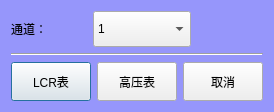
Old version of the form UiFiles/clsNewSetup.ui in the repository caicaiking/WKELightWave.
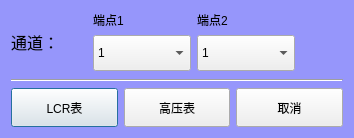
New version of the form. Icons and pictures are not drawn.

```diff
--- a/UiFiles/clsNewSetup.ui
+++ b/UiFiles/clsNewSetup.ui
@@ -6,8 +6,8 @@
    <rect>
     <x>0</x>
     <y>0</y>
-    <width>262</width>
-    <height>112</height>
+    <width>354</width>
+    <height>138</height>
    </rect>
   </property>
   <property name="windowTitle">
@@ -23,8 +23,10 @@
 	background-color:rgb(150,150,251);
 }</string>
   </property>
-  <layout class="QGridLayout" name="gridLayout">
-   <item row="0" column="0">
+  <layout class="QVBoxLayout" name="verticalLayout">
+   <item>
+    <layout class="QHBoxLayout" name="horizontalLayout_3">
+     <item>
     <layout class="QHBoxLayout" name="horizontalLayout">
      <item>
       <widget class="QLabel" name="label">
@@ -34,6 +36,15 @@
          <height>0</height>
         </size>
        </property>
+         <property name="font">
+          <font>
+           <family>楷体</family>
+           <pointsize>12</pointsize>
+           <weight>50</weight>
+           <italic>false</italic>
+           <bold>false</bold>
+          </font>
+         </property>
        <property name="styleSheet">
         <string notr="true">font: 12pt &quot;楷体&quot;;</string>
        </property>
@@ -43,9 +54,43 @@
       </widget>
      </item>
      <item>
-      <widget class="QComboBox" name="cmbChannel">
+        <layout class="QFormLayout" name="formLayout">
+         <item row="0" column="0">
+          <widget class="QLabel" name="label_2">
        <property name="minimumSize">
         <size>
+             <width>76</width>
+             <height>0</height>
+            </size>
+           </property>
+           <property name="styleSheet">
+            <string notr="true">font: 12pt &quot;楷体&quot;;</string>
+           </property>
+           <property name="text">
+            <string>端点1</string>
+           </property>
+          </widget>
+         </item>
+         <item row="0" column="1">
+          <widget class="QLabel" name="label_3">
+           <property name="minimumSize">
+            <size>
+             <width>76</width>
+             <height>0</height>
+            </size>
+           </property>
+           <property name="styleSheet">
+            <string notr="true">font: 12pt &quot;楷体&quot;;</string>
+           </property>
+           <property name="text">
+            <string>端点2</string>
+           </property>
+          </widget>
+         </item>
+         <item row="1" column="0">
+          <widget class="QComboBox" name="cmbTerminal1">
+           <property name="minimumSize">
+            <size>
          <width>98</width>
          <height>36</height>
         </size>
@@ -74,6 +119,43 @@
         </property>
        </item>
       </widget>
+         </item>
+         <item row="1" column="1">
+          <widget class="QComboBox" name="cmbTerminal2">
+           <property name="minimumSize">
+            <size>
+             <width>98</width>
+             <height>36</height>
+            </size>
+           </property>
+           <property name="styleSheet">
+            <string notr="true">font: 12pt &quot;楷体&quot;;</string>
+           </property>
+           <item>
+            <property name="text">
+             <string>1</string>
+            </property>
+           </item>
+           <item>
+            <property name="text">
+             <string>2</string>
+            </property>
+           </item>
+           <item>
+            <property name="text">
+             <string>3</string>
+            </property>
+           </item>
+           <item>
+            <property name="text">
+             <string>4</string>
+            </property>
+           </item>
+          </widget>
+         </item>
+        </layout>
+       </item>
+      </layout>
      </item>
      <item>
       <spacer name="horizontalSpacer_4">
@@ -90,14 +172,14 @@
      </item>
     </layout>
    </item>
-   <item row="1" column="0">
+   <item>
     <widget class="Line" name="line">
      <property name="orientation">
       <enum>Qt::Horizontal</enum>
      </property>
     </widget>
    </item>
-   <item row="2" column="0">
+   <item>
     <layout class="QHBoxLayout" name="horizontalLayout_2">
      <item>
       <widget class="QPushButton" name="btnLCR">
```
Lines whose indentation alone changed are shown as unchanged.
